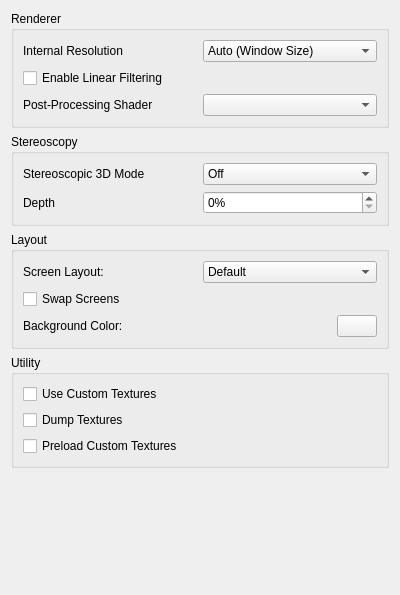
Qt form src/citra_qt/configuration/configure_enhancements.ui (fadillzzz/citra-rasp-legacy) before a commit.
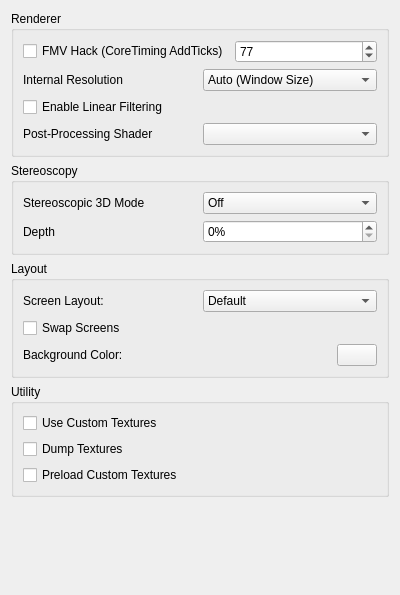
The same form after that commit.

Commit message: FMV Hack (Ctrl-T)

What changed in the file:
```diff
--- a/src/citra_qt/configuration/configure_enhancements.ui
+++ b/src/citra_qt/configuration/configure_enhancements.ui
@@ -26,6 +26,30 @@
       <string>Renderer</string>
      </property>
      <layout class="QVBoxLayout" name="verticalLayout_6">
+      <item>
+        <layout class="QHBoxLayout" name="horizontalLayout_7">
+         <item>
+          <widget class="QCheckBox" name="FMV_hack">
+           <property name="text">
+            <string>FMV Hack (CoreTiming AddTicks)</string>
+           </property>
+          </widget>
+         </item>
+         <item>
+          <widget class="QSpinBox" name="AddTicks">
+           <property name="minimum">
+            <number>1</number>
+           </property>
+           <property name="maximum">
+            <number>999999</number>
+           </property>
+           <property name="value">
+            <number>77</number>
+           </property>
+          </widget>
+         </item>
+        </layout>
+       </item>
       <item>
        <layout class="QHBoxLayout" name="horizontalLayout">
         <item>
```
The commit also changes 5 other files.
